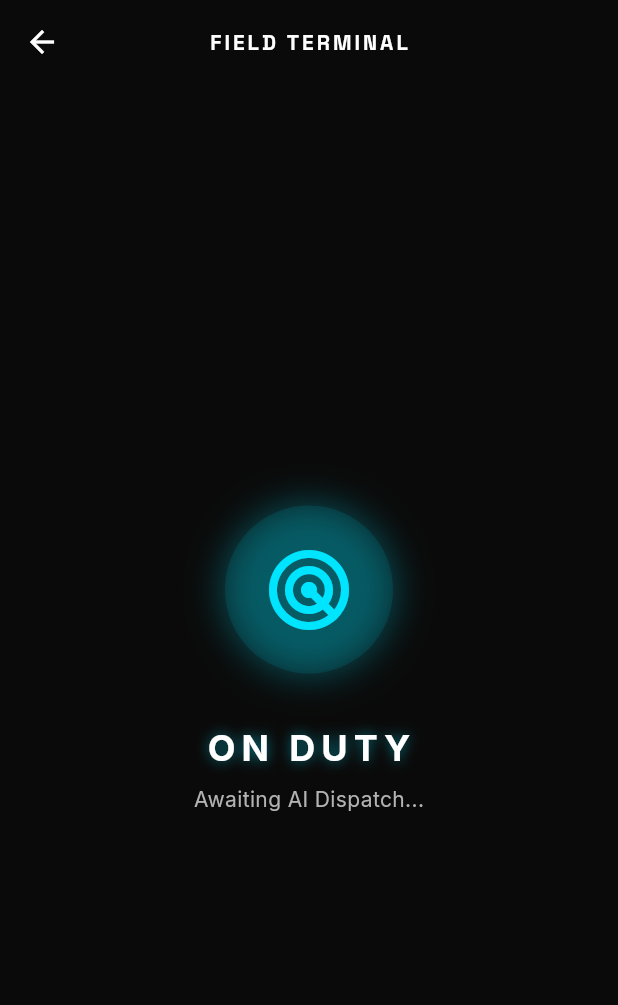
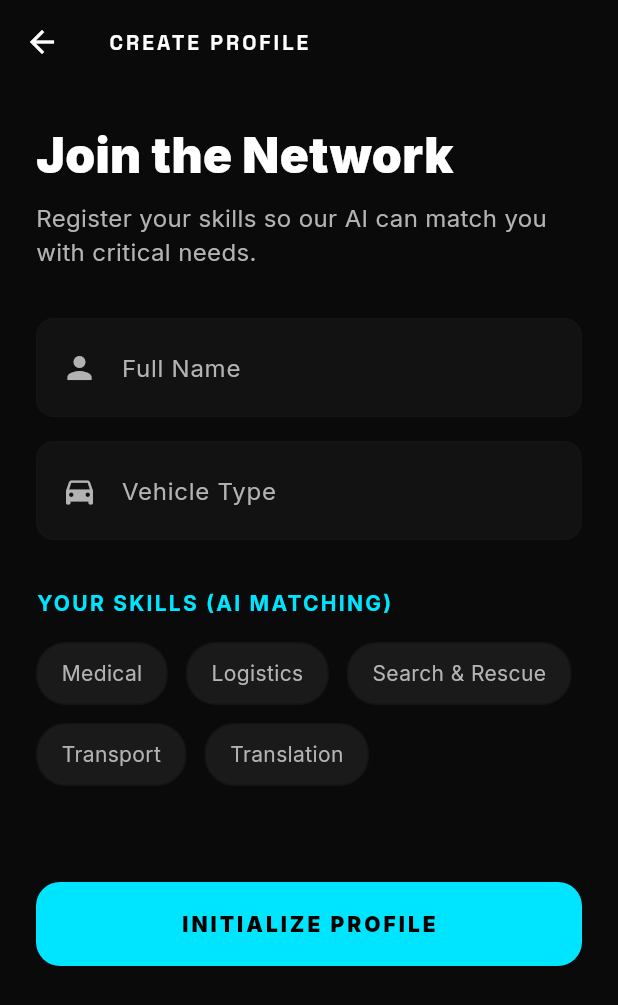
Before and after one commit to nothing144/aidwise, a Flutter app: the screen it shows after launch, after a tap on "Field Volunteer", on a phone screen of 412 x 824 dp. Shown: the top 1005 px of the screen. Run offline on Flutter 3.47's test engine with Material 3 defaults, Android fonts, the phone set to English and light mode, and no system bars; our stand-ins replace google_fonts; network calls fail.

Commit message:
feat: added realistic volunteer and scanner flows

```diff
--- a/lib/screens/demo_launcher.dart
+++ b/lib/screens/demo_launcher.dart
@@ -2,7 +2,7 @@ import 'package:flutter/material.dart';
 import '../theme/app_theme.dart';
 import 'heatmap_dashboard.dart';
 import 'ai_scanner_screen.dart';
-import 'volunteer_terminal.dart';
+import 'volunteer_onboarding_screen.dart';
 
 class DemoLauncher extends StatelessWidget {
   const DemoLauncher({super.key});
@@ -69,7 +69,7 @@ class DemoLauncher extends StatelessWidget {
                 subtitle: 'Execute AI Missions',
                 icon: Icons.person_pin,
                 color: AppTheme.urgencyLow,
-                targetScreen: const VolunteerTerminalScreen(),
+                targetScreen: const VolunteerOnboardingScreen(),
               ),
             ],
           ),
--- /dev/null
+++ b/lib/screens/volunteer_onboarding_screen.dart
@@ -0,0 +1,120 @@
+import 'package:flutter/material.dart';
+import '../theme/app_theme.dart';
+import 'volunteer_dashboard_screen.dart';
+
+class VolunteerOnboardingScreen extends StatefulWidget {
+  const VolunteerOnboardingScreen({super.key});
+
+  @override
+  State<VolunteerOnboardingScreen> createState() => _VolunteerOnboardingScreenState();
+}
+
+class _VolunteerOnboardingScreenState extends State<VolunteerOnboardingScreen> {
+  final List<String> _skills = ['Medical', 'Logistics', 'Search & Rescue', 'Transport', 'Translation'];
+  final Set<String> _selectedSkills = {};
+
+  void _completeOnboarding() {
+    Navigator.pushReplacement(
+      context,
+      MaterialPageRoute(builder: (_) => const VolunteerDashboardScreen())
+    );
+  }
+
+  @override
+  Widget build(BuildContext context) {
+    return Scaffold(
+      backgroundColor: AppTheme.background,
+      appBar: AppBar(
+        title: const Text('CREATE PROFILE', style: TextStyle(color: Colors.white, fontSize: 14, letterSpacing: 2, fontWeight: FontWeight.bold)),
+        backgroundColor: Colors.transparent,
+        elevation: 0,
+        iconTheme: const IconThemeData(color: Colors.white),
+      ),
+      body: SingleChildScrollView(
+        padding: const EdgeInsets.all(24.0),
+        child: Column(
+          crossAxisAlignment: CrossAxisAlignment.start,
+          children: [
+            const Text('Join the Network', style: TextStyle(fontSize: 32, fontWeight: FontWeight.w900, color: Colors.white)),
+            const SizedBox(height: 8),
+            Text('Register your skills so our AI can match you with critical needs.', style: TextStyle(color: AppTheme.textSecondary, fontSize: 16)),
+            const SizedBox(height: 32),
+
+            _buildTextField('Full Name', Icons.person),
+            const SizedBox(height: 16),
+            _buildTextField('Vehicle Type', Icons.directions_car),
+
+            const SizedBox(height: 32),
+            const Text('YOUR SKILLS (AI MATCHING)', style: TextStyle(color: AppTheme.primary, fontWeight: FontWeight.bold, letterSpacing: 1.5)),
+            const SizedBox(height: 16),
+            Wrap(
+              spacing: 12,
+              runSpacing: 12,
+              children: _skills.map((skill) {
+                final isSelected = _selectedSkills.contains(skill);
+                return GestureDetector(
+                  onTap: () {
+                    setState(() {
+                      isSelected ? _selectedSkills.remove(skill) : _selectedSkills.add(skill);
+                    });
+                  },
+                  child: Container(
+                    padding: const EdgeInsets.symmetric(horizontal: 16, vertical: 10),
+                    decoration: BoxDecoration(
+                      color: isSelected ? AppTheme.primary.withValues(alpha: 0.2) : AppTheme.surface,
+                      border: Border.all(color: isSelected ? AppTheme.primary : AppTheme.surfaceLow),
+                      borderRadius: BorderRadius.circular(20),
+                    ),
+                    child: Row(
+                      mainAxisSize: MainAxisSize.min,
+                      children: [
+                        if (isSelected) const Icon(Icons.check, size: 16, color: AppTheme.primary),
+                        if (isSelected) const SizedBox(width: 8),
+                        Text(skill, style: TextStyle(color: isSelected ? AppTheme.primary : AppTheme.textSecondary, fontWeight: isSelected ? FontWeight.bold : FontWeight.normal)),
+                      ],
+                    ),
+                  ),
+                );
+              }).toList(),
+            ),
+
+            const SizedBox(height: 64),
+            SizedBox(
+              width: double.infinity,
+              height: 56,
+              child: ElevatedButton(
+                onPressed: _completeOnboarding,
+                style: ElevatedButton.styleFrom(
+                  backgroundColor: AppTheme.primary,
+                  foregroundColor: Colors.black,
+                  shape: RoundedRectangleBorder(borderRadius: BorderRadius.circular(16)),
+                ),
+                child: const Text('INITIALIZE PROFILE', style: TextStyle(fontWeight: FontWeight.w900, letterSpacing: 2)),
+              ),
+            )
+          ],
+        ),
+      ),
+    );
+  }
+
+  Widget _buildTextField(String label, IconData icon) {
+    return Container(
+      padding: const EdgeInsets.symmetric(horizontal: 16, vertical: 4),
+      decoration: BoxDecoration(
+        color: AppTheme.surface.withValues(alpha: 0.5),
+        border: Border.all(color: AppTheme.surfaceLow),
+        borderRadius: BorderRadius.circular(12),
+      ),
+      child: TextField(
+        style: const TextStyle(color: Colors.white),
+        decoration: InputDecoration(
+          icon: Icon(icon, color: AppTheme.textSecondary),
+          border: InputBorder.none,
+          labelText: label,
+          labelStyle: TextStyle(color: AppTheme.textSecondary),
+        ),
+      ),
+    );
+  }
+}
--- a/lib/screens/volunteer_terminal.dart
+++ b/lib/screens/volunteer_terminal.dart
@@ -8,43 +8,25 @@ class VolunteerTerminalScreen extends StatefulWidget {
   State<VolunteerTerminalScreen> createState() => _VolunteerTerminalScreenState();
 }
 
-class _VolunteerTerminalScreenState extends State<VolunteerTerminalScreen> with SingleTickerProviderStateMixin {
-  bool _missionReceived = false;
+class _VolunteerTerminalScreenState extends State<VolunteerTerminalScreen> {
   bool _missionAccepted = false;
-  late AnimationController _pulseController;
-
-  @override
-  void initState() {
-    super.initState();
-    _pulseController = AnimationController(vsync: this, duration: const Duration(seconds: 1));
-
-    // Simulate receiving a mission after 3 seconds of being "On Duty"
-    Future.delayed(const Duration(seconds: 2), () {
-      if (mounted) {
-        setState(() {
-          _missionReceived = true;
-        });
-        _pulseController.repeat(reverse: true);
-      }
-    });
-  }
-
-  @override
-  void dispose() {
-    _pulseController.dispose();
-    super.dispose();
-  }
 
   void _acceptMission() {
     setState(() {
       _missionAccepted = true;
     });
-    _pulseController.stop();
 
-    // Show success and auto close demo
+    // Show success and drop them back to dashboard
     Future.delayed(const Duration(seconds: 2), () {
       if (mounted) {
-        Navigator.pop(context); // Return to role selector
+        Navigator.pop(context); // Return to Dashboard
+        ScaffoldMessenger.of(context).showSnackBar(
+          SnackBar(
+            backgroundColor: AppTheme.primary,
+            content: const Text('MISSION STARTED! Navigate safely.', style: TextStyle(color: Colors.black, fontWeight: FontWeight.bold)),
+            behavior: SnackBarBehavior.floating,
+          )
+        );
       }
     });
   }
@@ -54,44 +36,13 @@ class _VolunteerTerminalScreenState extends State<VolunteerTerminalScreen> with
     return Scaffold(
       backgroundColor: AppTheme.background,
       appBar: AppBar(
-        title: const Text('FIELD TERMINAL', style: TextStyle(fontSize: 14, letterSpacing: 2, fontWeight: FontWeight.w800, color: Colors.white)),
+        title: const Text('PRIORITY MISSION', style: TextStyle(fontSize: 14, letterSpacing: 2, fontWeight: FontWeight.w800, color: Colors.white)),
         centerTitle: true,
         backgroundColor: Colors.transparent,
         elevation: 0,
         iconTheme: const IconThemeData(color: Colors.white),
       ),
-      body: !_missionReceived
-          ? _buildIdleState()
-          : (_missionAccepted ? _buildSuccessState() : _buildActiveMissionState()),
-    );
-  }
-
-  Widget _buildIdleState() {
-    return Center(
-      child: Column(
-        mainAxisAlignment: MainAxisAlignment.center,
-        children: [
-          Container(
-            padding: const EdgeInsets.all(24),
-            decoration: BoxDecoration(
-              shape: BoxShape.circle,
-              color: AppTheme.primary.withValues(alpha: 0.1),
-              boxShadow: AppTheme.cyanGlow,
-            ),
-            child: const Icon(Icons.radar, color: AppTheme.primary, size: 64),
-          ),
-          const SizedBox(height: 32),
-          Text('ON DUTY', style: TextStyle(
-            color: AppTheme.textPrimary,
-            fontSize: 24,
-            fontWeight: FontWeight.bold,
-            letterSpacing: 4,
-            shadows: [Shadow(color: AppTheme.primary.withValues(alpha: 0.5), blurRadius: 10)]
-          )),
-          const SizedBox(height: 8),
-          Text('Awaiting AI Dispatch...', style: TextStyle(color: AppTheme.textSecondary)),
-        ],
-      ),
+      body: _missionAccepted ? _buildSuccessState() : _buildActiveMissionState(),
     );
   }
 
@@ -101,38 +52,25 @@ class _VolunteerTerminalScreenState extends State<VolunteerTerminalScreen> with
       child: Column(
         crossAxisAlignment: CrossAxisAlignment.start,
         children: [
-          AnimatedBuilder(
-            animation: _pulseController,
-            builder: (context, child) {
-              return Container(
+          Container(
             padding: const EdgeInsets.symmetric(horizontal: 16, vertical: 8),
             decoration: BoxDecoration(
               color: AppTheme.urgencyHigh.withValues(alpha: 0.1),
-                  border: Border.all(
-                    color: AppTheme.urgencyHigh.withValues(alpha: 0.5 + (_pulseController.value * 0.5)),
-                    width: 2,
-                  ),
+              border: Border.all(color: AppTheme.urgencyHigh.withValues(alpha: 0.8), width: 2),
               borderRadius: BorderRadius.circular(12),
-                  boxShadow: [
-                    BoxShadow(
-                      color: AppTheme.urgencyHigh.withValues(alpha: _pulseController.value * 0.3),
-                      blurRadius: 20,
-                    )
-                  ],
+              boxShadow: [BoxShadow(color: AppTheme.urgencyHigh.withValues(alpha: 0.3), blurRadius: 20)],
             ),
             child: Row(
               children: [
                 const Icon(Icons.priority_high, color: AppTheme.urgencyHigh, size: 20),
                 const SizedBox(width: 8),
-                    Text('URGENT MISSION DISPATCHED', style: TextStyle(
+                Text('CRITICAL NEED', style: TextStyle(
                   color: AppTheme.urgencyHigh, fontWeight: FontWeight.w900,
                   letterSpacing: 1.5,
                   shadows: [Shadow(color: AppTheme.urgencyHigh.withValues(alpha: 0.8), blurRadius: 10)],
                 )),
               ],
             ),
-              );
-            }
           ),
           const SizedBox(height: 24),
           const Text('Deliver 50 Blankets', style: TextStyle(fontSize: 32, fontWeight: FontWeight.bold, color: Colors.white, height: 1.1)),
@@ -177,6 +115,15 @@ class _VolunteerTerminalScreenState extends State<VolunteerTerminalScreen> with
                    right: 20, bottom: 20,
                    child: Icon(Icons.location_on, color: AppTheme.urgencyHigh, size: 32),
                  ),
+                 Align(
+                   alignment: Alignment.bottomCenter,
+                   child: Container(
+                     margin: const EdgeInsets.only(bottom: 12),
+                     padding: const EdgeInsets.symmetric(horizontal: 16, vertical: 8),
+                     decoration: BoxDecoration(color: Colors.black87, borderRadius: BorderRadius.circular(20)),
+                     child: const Text('Show Route', style: TextStyle(color: AppTheme.primary, fontWeight: FontWeight.bold)),
+                   ),
+                 )
               ],
             ),
           ),
@@ -209,7 +156,6 @@ class _VolunteerTerminalScreenState extends State<VolunteerTerminalScreen> with
   }
 
   Widget _buildSwipeToAccept() {
-    // A gamified accepting button
     return GestureDetector(
       onPanUpdate: (details) {
         if (details.delta.dx > 10) {
```
Also changed, not shown: lib/screens/ai_scanner_screen.dart (+43 -7 lines), lib/screens/volunteer_dashboard_screen.dart (added, +133 -0 lines). Lines whose indentation alone changed are shown as unchanged.
